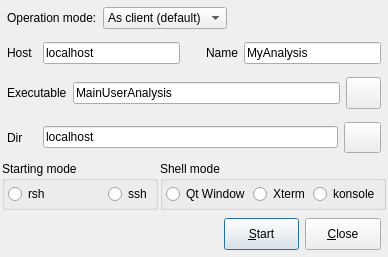
First picture: the form in qt4/Go4GUI/TGo4StartClient.ui, repository gsi-ee/go4, before the edit.
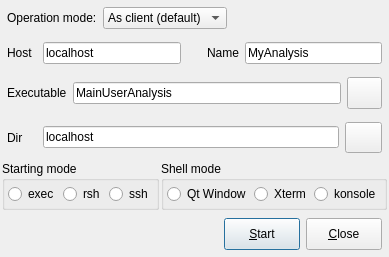
Second picture: the form after the edit. Icons and pictures are not drawn.

Commit message: Add "exec" mode of analysis starting - way to launch analysis on same node without any shell, works perfectly, do not requires DNS running! Implemented in qt3/qt4 gui.

What changed in the file:
```diff
--- a/qt4/Go4GUI/TGo4StartClient.ui
+++ b/qt4/Go4GUI/TGo4StartClient.ui
@@ -124,6 +124,13 @@
         <property name="spacing" >
          <number>4</number>
         </property>
+        <item>
+         <widget class="QRadioButton" name="exec_selected" >
+          <property name="text" >
+           <string>exec</string>
+          </property>
+         </widget>
+        </item>
         <item>
          <widget class="QRadioButton" name="rsh_selected" >
           <property name="text" >
```
The commit also changes 13 other files.
